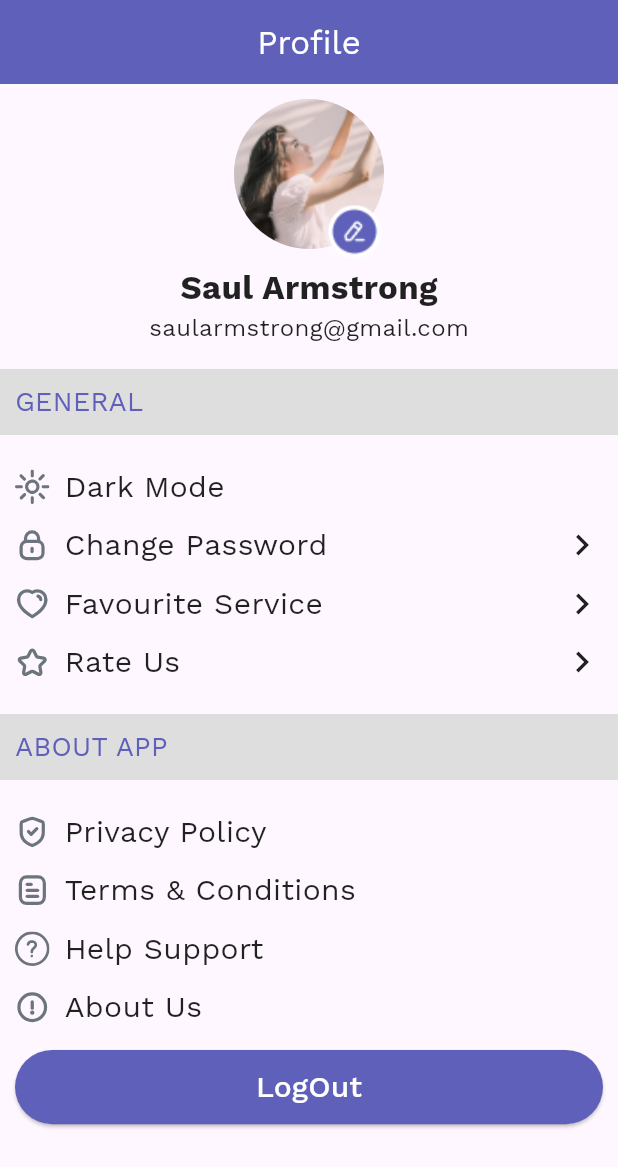
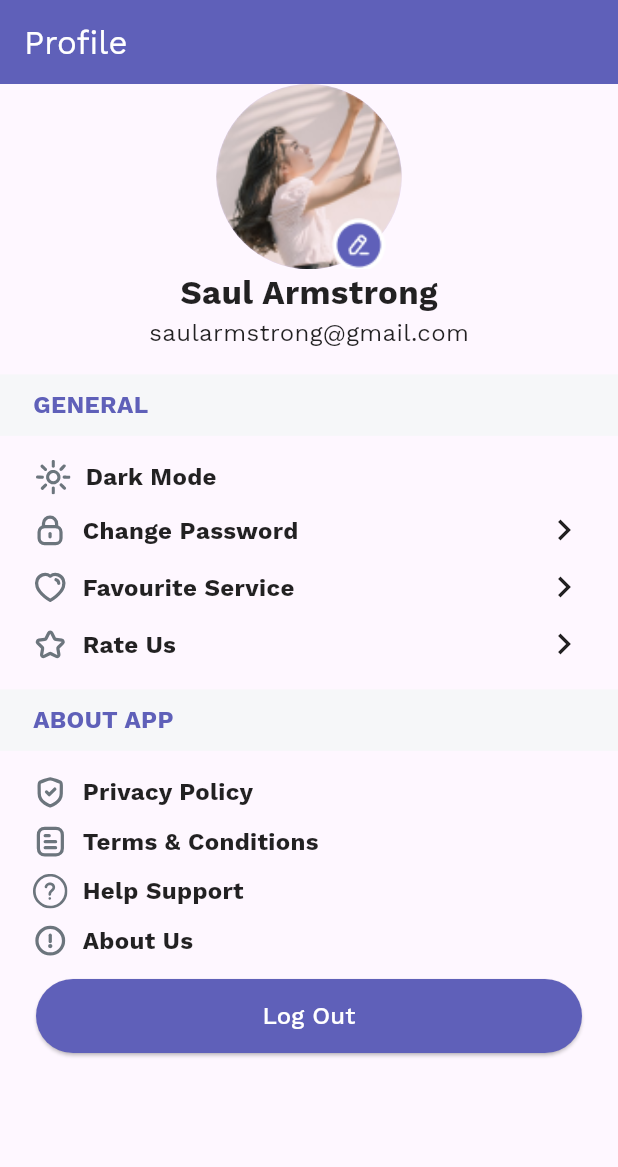
Before and after one commit to Uttam-Patel/home_mate, a Flutter app: the Profile screen opened directly, on a phone screen of 412 x 824 dp. Shown: the top 1167 px of the screen. Run offline on Flutter 3.47's test engine with Material 2 defaults, Android fonts, the phone set to English and light mode, and no system bars; our stand-ins replace dropdown_textfield, flutter_svg, google_fonts.

Commit message:
latest commit

```diff
--- a/lib/main.dart
+++ b/lib/main.dart
@@ -1,6 +1,6 @@
 import 'package:flutter/material.dart';
 import 'package:google_fonts/google_fonts.dart';
-import 'package:home_mate/screens/servicedetail.dart';
+import 'package:home_mate/widgets/bottom_nav.dart';
 
 void main() {
   runApp(const MyApp());
@@ -13,14 +13,14 @@ class MyApp extends StatelessWidget {
   @override
   Widget build(BuildContext context) {
     return MaterialApp(
+      debugShowCheckedModeBanner: false,
       title: 'Home mate',
       theme: ThemeData(
         colorScheme: ColorScheme.fromSeed(seedColor: Colors.deepPurple),
         useMaterial3: true,
         textTheme: GoogleFonts.workSansTextTheme(),
       ),
-      // home: const NavBar(index:0),
-      home: const ServiceDetail(),
+      home: const NavBar(index: 0),
     );
   }
 }
--- a/lib/screens/profile.dart
+++ b/lib/screens/profile.dart
@@ -13,31 +13,32 @@ class Profile extends StatefulWidget {
 class _ProfileState extends State<Profile> {
   @override
   Widget build(BuildContext context) {
+    double screenwidth = MediaQuery.of(context).size.width * 1;
+    double screenheight = MediaQuery.of(context).size.height * 1;
     return Scaffold(
       appBar: AppBar(
-        centerTitle: true,
         backgroundColor: clPrimary,
         title: const Text(
           "Profile",
           style: TextStyle(color: Colors.white),
         ),
       ),
-      body: Column(
+      body: ListView(
         children: [
           Stack(
             children: [
-              const Center(
+              Center(
                 child: SizedBox(
-                  width: 100,
-                  height: 120,
-                  child: CircleAvatar(
+                  width: screenwidth * 0.3,
+                  height: screenheight * 0.15,
+                  child: const CircleAvatar(
                     backgroundImage: AssetImage('assets/images/Image.png'),
                   ),
                 ),
               ),
               Positioned(
-                top: MediaQuery.of(context).size.width * 0.178,
-                left: MediaQuery.of(context).size.width * 0.513,
+                top: screenheight * 0.1,
+                left: screenwidth * 0.52,
                 child: InkWell(
                   onTap: () {
                     Navigator.push(
@@ -58,8 +59,7 @@ class _ProfileState extends State<Profile> {
               ),
             ],
           ),
-          const Positioned(
-            child: Column(
+          const Column(
             children: [
               Text(
                 "Saul Armstrong",
@@ -76,14 +76,14 @@ class _ProfileState extends State<Profile> {
               ),
             ],
           ),
-          ),
           const SizedBox(
             height: 16,
           ),
           Column(
             children: [
               Container(
-                color: const Color.fromARGB(255, 222, 222, 222),
+                padding: const EdgeInsets.only(left: 12),
+                color: clBG,
                 child: Row(
                   children: [
                     Padding(
@@ -95,8 +95,9 @@ class _ProfileState extends State<Profile> {
                       child: Text(
                         "GENERAL",
                         style: TextStyle(
-                          fontSize: 18,
+                          fontSize: 16,
                           color: clPrimary,
+                          fontWeight: FontWeight.bold,
                         ),
                       ),
                     )
@@ -104,13 +105,15 @@ class _ProfileState extends State<Profile> {
                 ),
               ),
               const SizedBox(
-                height: 20,
+                height: 16,
               ),
-              Column(
+              Padding(
+                padding: const EdgeInsets.symmetric(horizontal: 12.0),
+                child: Column(
                   children: [
                     Padding(
                       padding: const EdgeInsets.only(
-                      left: 10,
+                        left: 12,
                       ),
                       child: Row(
                         children: [
@@ -127,7 +130,8 @@ class _ProfileState extends State<Profile> {
                           const Text(
                             "Dark Mode",
                             style: TextStyle(
-                            fontSize: 20,
+                              fontSize: 16,
+                              fontWeight: FontWeight.bold,
                             ),
                           ),
                           //add switch of light dark mode.
@@ -157,7 +161,8 @@ class _ProfileState extends State<Profile> {
                               const Text(
                                 "Change Password",
                                 style: TextStyle(
-                                fontSize: 20,
+                                  fontSize: 16,
+                                  fontWeight: FontWeight.bold,
                                 ),
                               ),
                             ],
@@ -197,7 +202,8 @@ class _ProfileState extends State<Profile> {
                               const Text(
                                 "Favourite Service",
                                 style: TextStyle(
-                                fontSize: 20,
+                                  fontSize: 16,
+                                  fontWeight: FontWeight.bold,
                                 ),
                               ),
                             ],
@@ -237,7 +243,8 @@ class _ProfileState extends State<Profile> {
                               const Text(
                                 "Rate Us",
                                 style: TextStyle(
-                                fontSize: 20,
+                                  fontSize: 16,
+                                  fontWeight: FontWeight.bold,
                                 ),
                               ),
                             ],
@@ -256,11 +263,13 @@ class _ProfileState extends State<Profile> {
                     ),
                   ],
                 ),
+              ),
               const SizedBox(
-                height: 20,
+                height: 16,
               ),
               Container(
-                color: const Color.fromARGB(255, 222, 222, 222),
+                color: clBG,
+                padding: const EdgeInsets.only(left: 12),
                 child: Row(
                   children: [
                     Padding(
@@ -272,7 +281,8 @@ class _ProfileState extends State<Profile> {
                       child: Text(
                         "ABOUT APP",
                         style: TextStyle(
-                          fontSize: 18,
+                          fontSize: 16,
+                          fontWeight: FontWeight.bold,
                           color: clPrimary,
                         ),
                       ),
@@ -281,9 +291,11 @@ class _ProfileState extends State<Profile> {
                 ),
               ),
               const SizedBox(
-                height: 20,
+                height: 16,
               ),
-              Column(
+              Padding(
+                padding: const EdgeInsets.symmetric(horizontal: 12.0),
+                child: Column(
                   children: [
                     Padding(
                       padding: const EdgeInsets.only(
@@ -304,7 +316,8 @@ class _ProfileState extends State<Profile> {
                           const Text(
                             "Privacy Policy",
                             style: TextStyle(
-                            fontSize: 20,
+                              fontSize: 16,
+                              fontWeight: FontWeight.bold,
                             ),
                           ),
                         ],
@@ -333,7 +346,8 @@ class _ProfileState extends State<Profile> {
                               const Text(
                                 "Terms & Conditions",
                                 style: TextStyle(
-                                fontSize: 20,
+                                  fontSize: 16,
+                                  fontWeight: FontWeight.bold,
                                 ),
                               ),
                             ],
@@ -364,7 +378,8 @@ class _ProfileState extends State<Profile> {
                               const Text(
                                 "Help Support",
                                 style: TextStyle(
-                                fontSize: 20,
+                                  fontSize: 16,
+                                  fontWeight: FontWeight.bold,
                                 ),
                               ),
                             ],
@@ -395,7 +410,8 @@ class _ProfileState extends State<Profile> {
                               const Text(
                                 "About Us",
                                 style: TextStyle(
-                                fontSize: 20,
+                                  fontSize: 16,
+                                  fontWeight: FontWeight.bold,
                                 ),
                               ),
                             ],
@@ -405,14 +421,12 @@ class _ProfileState extends State<Profile> {
                     ),
                   ],
                 ),
+              ),
               const SizedBox(
                 height: 14,
               ),
               Padding(
-                padding: const EdgeInsets.only(
-                  left: 10,
-                  right: 10,
-                ),
+                padding: const EdgeInsets.symmetric(horizontal: 24),
                 child: SizedBox(
                   width: double.infinity,
                   height: MediaQuery.of(context).size.width * 0.12,
@@ -420,13 +434,16 @@ class _ProfileState extends State<Profile> {
                     style: ElevatedButton.styleFrom(backgroundColor: clPrimary),
                     onPressed: () {},
                     child: const Text(
-                      "LogOut",
-                      style: TextStyle(fontSize: 20, color: Colors.white),
+                      "Log Out",
+                      style: TextStyle(fontSize: 16, color: Colors.white),
                     ),
                   ),
                 ),
               ),
             ],
+          ),
+          const SizedBox(
+            height: 70,
           ),
         ],
       ),
```
Also changed, not shown: lib/screens/category.dart (+7 -4 lines), lib/screens/editprofile.dart (+21 -27 lines), lib/screens/home.dart (+26 -24 lines), lib/screens/ticket.dart (deleted, +0 -21 lines), lib/widgets/services_card.dart (+28 -14 lines). Lines whose indentation alone changed are shown as unchanged.
